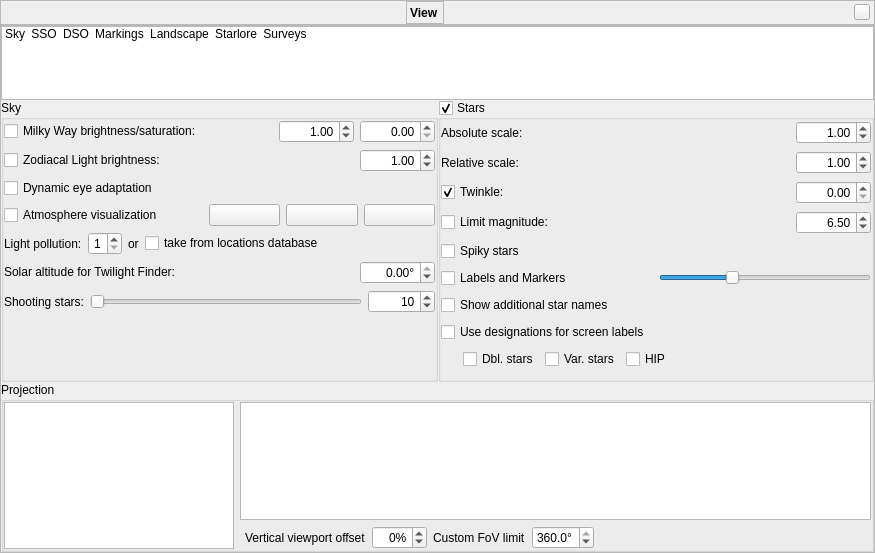
Old version of the form src/gui/viewDialog.ui in the repository Stellarium/stellarium.
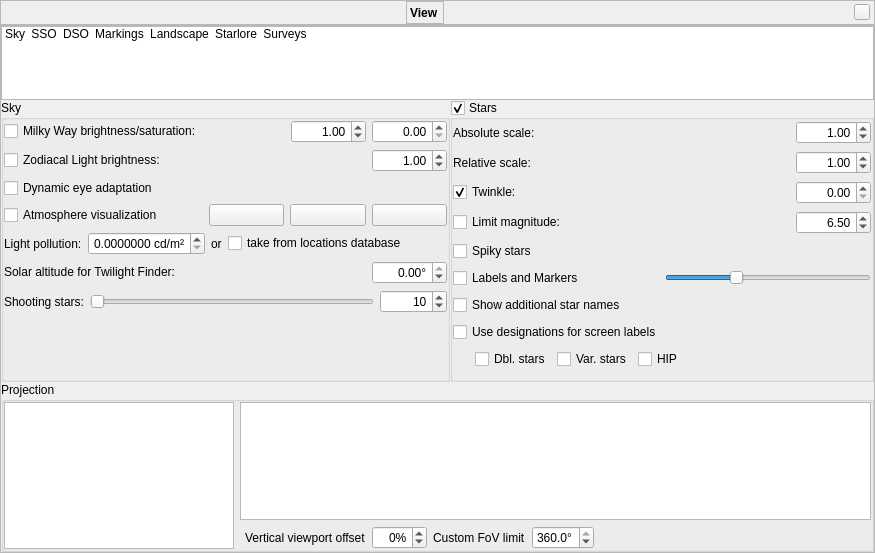
New version of the form. Icons and pictures are not drawn. Custom widgets are drawn as their Qt base class.

Commit message: Switch from Bortle class to luminance as the quantity of light pollution

Diff of the .ui file:
```diff
--- a/src/gui/viewDialog.ui
+++ b/src/gui/viewDialog.ui
@@ -510,24 +510,18 @@
                 </widget>
                </item>
                <item>
-                <widget class="QSpinBox" name="lightPollutionSpinBox">
-                 <property name="maximumSize">
-                  <size>
-                   <width>75</width>
-                   <height>16777215</height>
-                  </size>
-                 </property>
+                <widget class="QDoubleSpinBox" name="lightPollutionLuminanceDoubleSpinBox">
                  <property name="alignment">
                   <set>Qt::AlignRight|Qt::AlignTrailing|Qt::AlignVCenter</set>
                  </property>
-                 <property name="minimum">
-                  <number>1</number>
+                 <property name="suffix">
+                  <string> cd/m²</string>
+                 </property>
+                 <property name="decimals">
+                  <number>7</number>
                  </property>
                  <property name="maximum">
-                  <number>9</number>
-                 </property>
-                 <property name="value">
-                  <number>1</number>
+                  <double>1.000000000000000</double>
                  </property>
                 </widget>
                </item>
```
Left out of the diff: 2 changed lines with no effect on the pictures. The commit also changes 16 other files.
